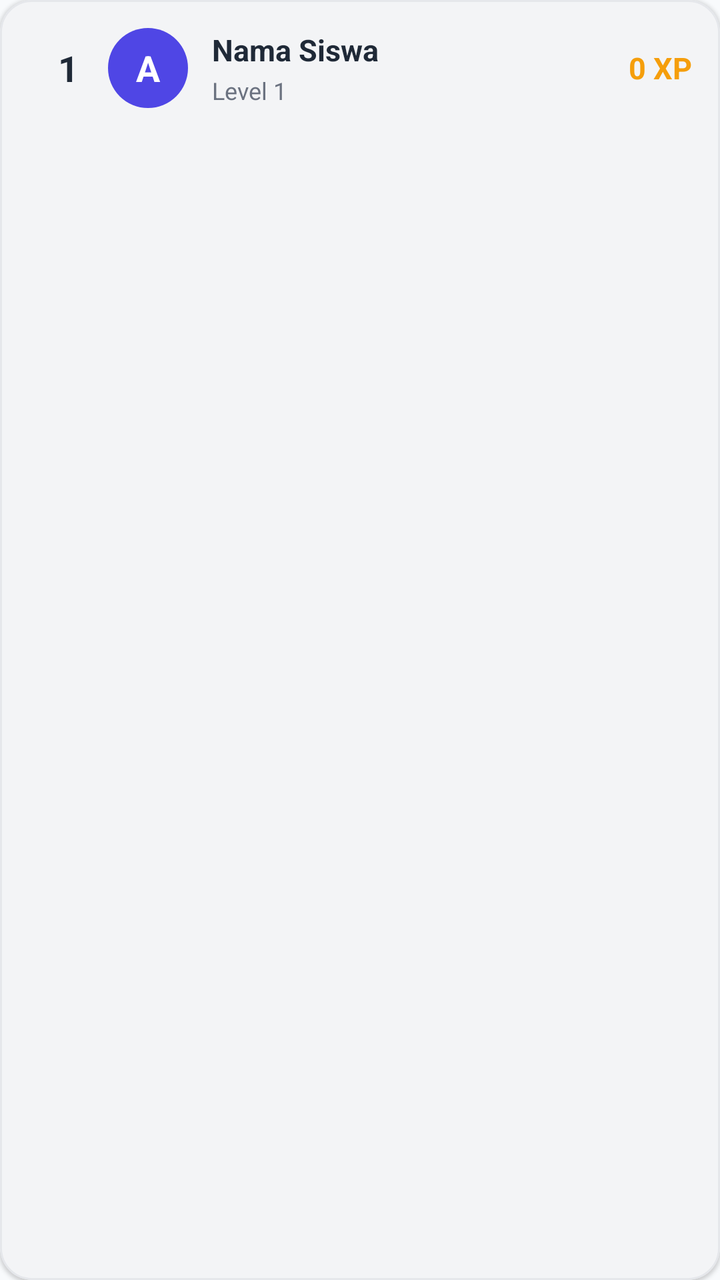
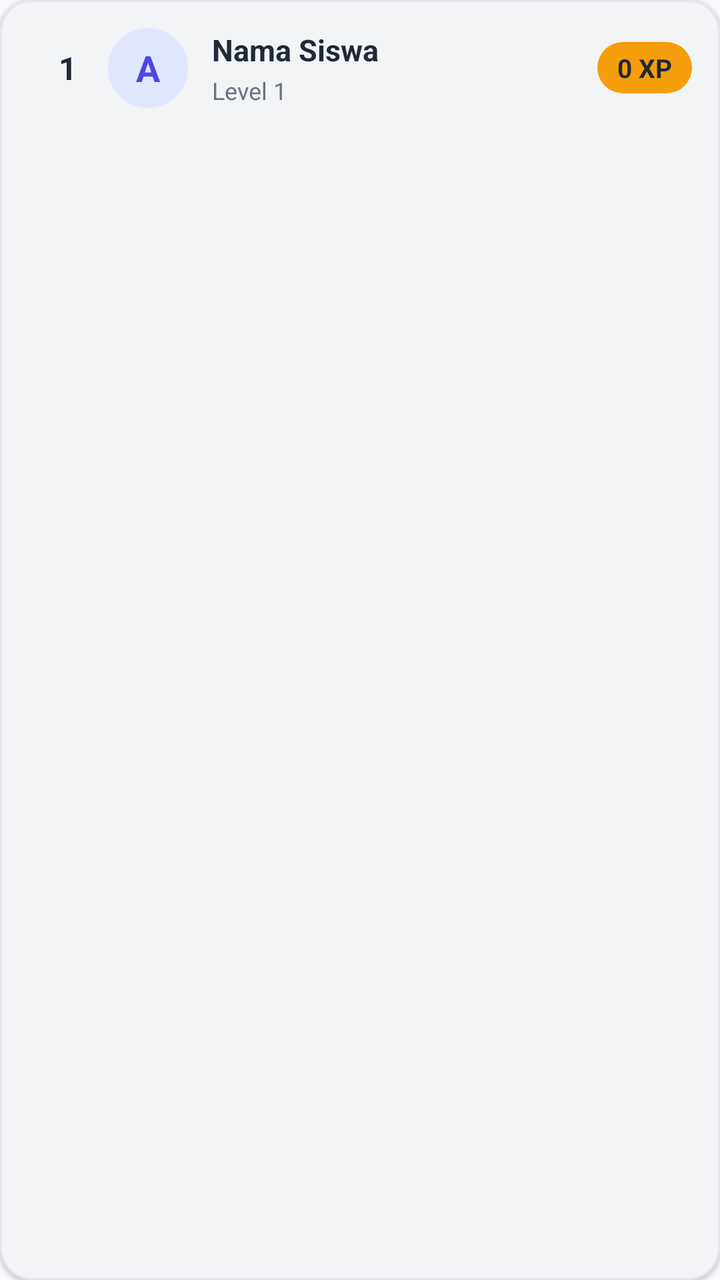

Screens rendered from an Android XML layout before and after an edit, with the pre-edit source and the edit as a unified diff.
<!-- AndroidManifest.xml: application theme Theme.LearningPath -->
<!-- res/layout/item_leaderboard.xml -->
<?xml version="1.0" encoding="utf-8"?>
<com.google.android.material.card.MaterialCardView xmlns:android="http://schemas.android.com/apk/res/android"
    xmlns:app="http://schemas.android.com/apk/res-auto"
    android:layout_width="match_parent"
    android:layout_height="wrap_content"
    android:layout_marginBottom="@dimen/space_sm"
    app:cardBackgroundColor="?attr/colorSurfaceContainerLow"
    app:cardCornerRadius="@dimen/radius_lg"
    app:cardElevation="@dimen/elev_low"
    app:strokeColor="@color/outline"
    app:strokeWidth="1dp">

    <LinearLayout
        android:layout_width="match_parent"
        android:layout_height="wrap_content"
        android:orientation="horizontal"
        android:padding="14dp"
        android:gravity="center_vertical">

        <TextView
            android:id="@+id/tvRank"
            android:layout_width="40dp"
            android:layout_height="40dp"
            android:gravity="center"
            android:text="1"
            android:textColor="@color/black"
            android:textSize="18sp"
            android:textStyle="bold" />

        <TextView
            android:id="@+id/tvAvatar"
            android:layout_width="40dp"
            android:layout_height="40dp"
            android:background="@drawable/bg_circle_primary"
            android:gravity="center"
            android:text="A"
            android:textColor="@color/white"
            android:textSize="18sp"
            android:textStyle="bold" />

        <LinearLayout
            android:layout_width="0dp"
            android:layout_height="wrap_content"
            android:layout_weight="1"
            android:layout_marginStart="12dp"
            android:orientation="vertical">

            <TextView
                android:id="@+id/tvNama"
                android:layout_width="wrap_content"
                android:layout_height="wrap_content"
                android:text="Nama Siswa"
                android:textColor="@color/black"
                android:textSize="15sp"
                android:textStyle="bold" />

            <TextView
                android:id="@+id/tvLevel"
                android:layout_width="wrap_content"
                android:layout_height="wrap_content"
                android:layout_marginTop="2dp"
                android:text="Level 1"
                android:textColor="@color/gray"
                android:textSize="12sp" />
        </LinearLayout>

        <TextView
            android:id="@+id/tvXp"
            android:layout_width="wrap_content"
            android:layout_height="wrap_content"
            android:text="0 XP"
            android:textColor="@color/accent"
            android:textSize="15sp"
            android:textStyle="bold" />
    </LinearLayout>
</com.google.android.material.card.MaterialCardView>
<!-- resources referenced by this layout -->
<resources>
  <color name="accent">#F59E0B</color>
  <color name="black">#1F2937</color>
  <color name="gray">#6B7280</color>
  <color name="outline">#E5E7EB</color>
  <color name="white">#FFFFFF</color>
  <dimen name="elev_low">1dp</dimen>
  <dimen name="radius_lg">16dp</dimen>
  <dimen name="space_sm">8dp</dimen>
  <!-- drawable bg_circle_primary (drawable) -->
  <?xml version="1.0" encoding="utf-8"?>
  <shape xmlns:android="http://schemas.android.com/apk/res/android"
      android:shape="oval">
      <solid android:color="@color/primary" />
  </shape>
  <color name="primary">#4F46E5</color>
  <color name="on_primary">#FFFFFF</color>
  <color name="primary_container">#E0E7FF</color>
  <color name="on_primary_container">#312E81</color>
  <color name="on_secondary">#1F2937</color>
  <color name="secondary_container">#FEF3C7</color>
  <color name="on_secondary_container">#78350F</color>
  <color name="level_purple">#8B5CF6</color>
  <color name="on_tertiary">#FFFFFF</color>
  <color name="tertiary_container">#EDE9FE</color>
  <color name="on_tertiary_container">#5B21B6</color>
  <color name="surface">#FFFFFF</color>
  <color name="on_surface">#1F2937</color>
  <color name="surface_variant">#F3F4F6</color>
  <color name="on_surface_variant">#4B5563</color>
  <color name="outline_variant">#EEF0F4</color>
  <color name="error">#DC2626</color>
  <color name="on_error">#FFFFFF</color>
  <color name="error_container">#FEE2E2</color>
  <color name="on_error_container">#991B1B</color>
  <color name="background">#F8FAFC</color>
  <color name="on_background">#1F2937</color>
  <!-- unchanged entries left out for length: 1 -->
</resources>

<!-- the commit's change to res/layout/item_leaderboard.xml (unified diff, before → after) -->
@@ -24,7 +24,7 @@
             android:gravity="center"
             android:text="1"
             android:textColor="@color/black"
-            android:textSize="18sp"
+            android:textSize="16sp"
             android:textStyle="bold" />
 
         <TextView
@@ -32,9 +32,10 @@
             android:layout_width="40dp"
             android:layout_height="40dp"
             android:background="@drawable/bg_circle_primary"
+            android:backgroundTint="@color/primary_container"
             android:gravity="center"
             android:text="A"
-            android:textColor="@color/white"
+            android:textColor="@color/primary"
             android:textSize="18sp"
             android:textStyle="bold" />
 
@@ -68,9 +69,14 @@
             android:id="@+id/tvXp"
             android:layout_width="wrap_content"
             android:layout_height="wrap_content"
+            android:background="@drawable/bg_pill_accent"
+            android:paddingStart="10dp"
+            android:paddingTop="4dp"
+            android:paddingEnd="10dp"
+            android:paddingBottom="4dp"
             android:text="0 XP"
-            android:textColor="@color/accent"
-            android:textSize="15sp"
+            android:textColor="@color/on_secondary"
+            android:textSize="13sp"
             android:textStyle="bold" />
     </LinearLayout>
 </com.google.android.material.card.MaterialCardView>
<!-- resource entries referenced after the edit -->
@@ -4,7 +4,6 @@
   <color name="black">#1F2937</color>
   <color name="gray">#6B7280</color>
   <color name="outline">#E5E7EB</color>
-  <color name="white">#FFFFFF</color>
   <dimen name="elev_low">1dp</dimen>
   <dimen name="radius_lg">16dp</dimen>
   <dimen name="space_sm">8dp</dimen>
@@ -13,6 +12,16 @@
   <shape xmlns:android="http://schemas.android.com/apk/res/android"
       android:shape="oval">
       <solid android:color="@color/primary" />
+  </shape>
+  <!-- drawable bg_pill_accent (drawable) -->
+  <?xml version="1.0" encoding="utf-8"?>
+  <shape xmlns:android="http://schemas.android.com/apk/res/android"
+      android:shape="rectangle">
+      <gradient
+          android:angle="270"
+          android:startColor="@color/accent"
+          android:endColor="@color/accent" />
+      <corners android:radius="999dp" />
   </shape>
   <color name="primary">#4F46E5</color>
   <color name="on_primary">#FFFFFF</color>
